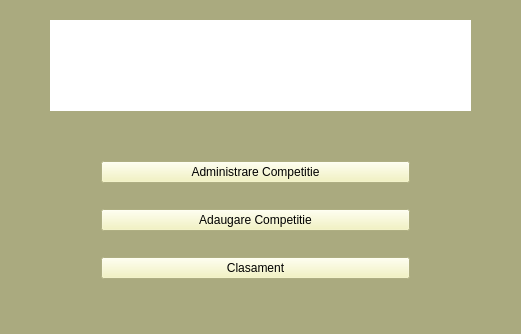
First picture: the form in DataBase-Project/DataBaseProject/mainwindow.ui, repository lucamadalina/DataBase-Project, before the edit.
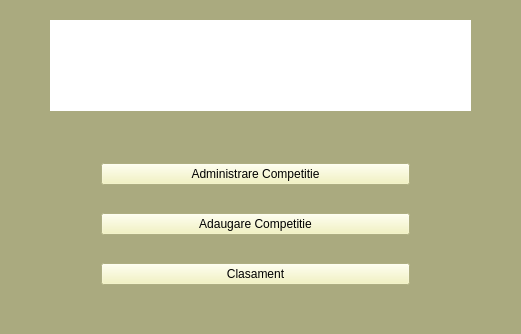
Second picture: the form after the edit.

What changed in the file:
```diff
--- a/DataBase-Project/DataBaseProject/mainwindow.ui
+++ b/DataBase-Project/DataBaseProject/mainwindow.ui
@@ -29,7 +29,7 @@
       <x>90</x>
       <y>130</y>
       <width>331</width>
-      <height>181</height>
+      <height>191</height>
      </rect>
     </property>
     <layout class="QVBoxLayout" name="verticalLayout">
```
